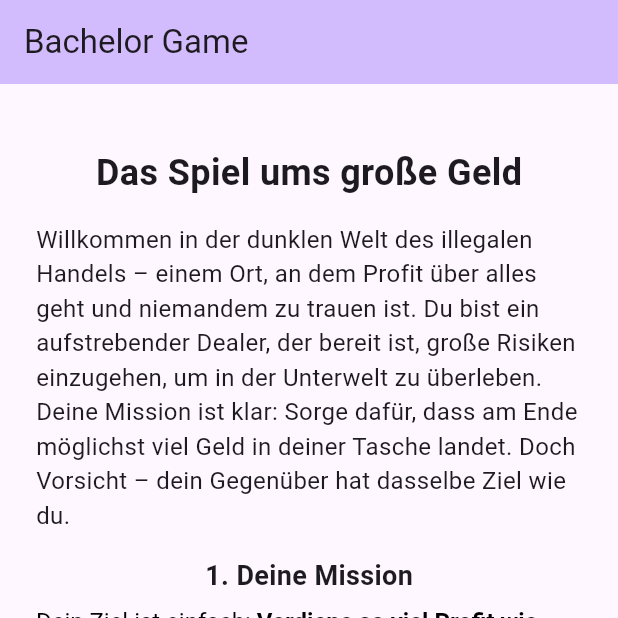
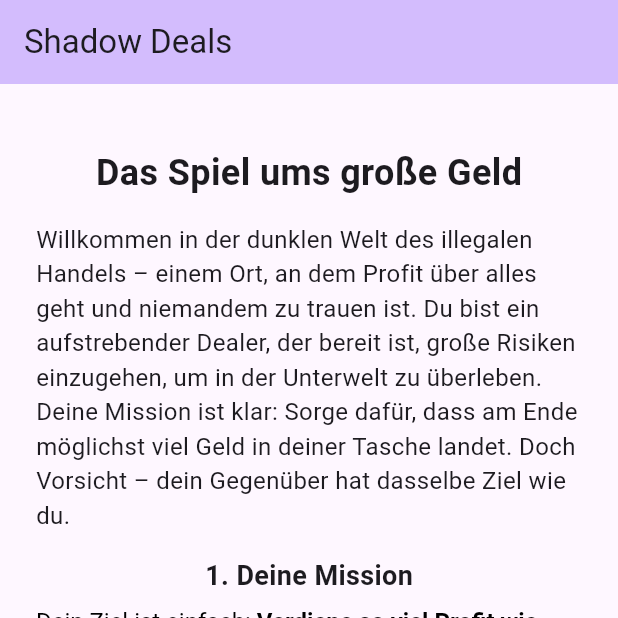
Before and after one commit to Mo92/unigame, a Flutter app: the screen it shows after launch, on a phone screen of 412 x 824 dp, the top half of it. Run offline on Flutter 3.47's test engine with Material 3 defaults, Android fonts, the phone set to English and light mode, and no system bars; our stand-ins replace equatable, flutter_bloc.

Commit message:
GO PRODDDDDD

```diff
--- a/lib/logic/game/game_event.dart
+++ b/lib/logic/game/game_event.dart
@@ -1,6 +1,6 @@
 import 'package:equatable/equatable.dart';
-import 'package:unigame/logic/game/models/post_questions_model.dart';
-import 'package:unigame/logic/game/models/profile_model.dart';
+import 'package:shadow_deals/logic/game/models/post_questions_model.dart';
+import 'package:shadow_deals/logic/game/models/profile_model.dart';
 
 abstract class GameEvent extends Equatable {
   @override
--- a/lib/logic/game/game_state.dart
+++ b/lib/logic/game/game_state.dart
@@ -1,8 +1,8 @@
 // ignore_for_file: public_member_api_docs, sort_constructors_first
 import 'package:equatable/equatable.dart';
-import 'package:unigame/logic/game/models/post_questions_model.dart';
+import 'package:shadow_deals/logic/game/models/post_questions_model.dart';
 
-import 'package:unigame/logic/game/models/profile_model.dart';
+import 'package:shadow_deals/logic/game/models/profile_model.dart';
 
 abstract class GameState extends Equatable {
   @override
--- a/lib/main.dart
+++ b/lib/main.dart
@@ -1,20 +1,20 @@
 import 'package:flutter/material.dart';
 import 'package:flutter_bloc/flutter_bloc.dart';
-import 'package:unigame/core/app_bloc_observer.dart';
-import 'package:unigame/pages/landing_page.dart';
+import 'package:shadow_deals/core/app_bloc_observer.dart';
+import 'package:shadow_deals/pages/landing_page.dart';
 
 void main() {
   Bloc.observer = AppBlocObserver();
-  runApp(const UniGame());
+  runApp(const ShadowDeals());
 }
 
-class UniGame extends StatelessWidget {
-  const UniGame({super.key});
+class ShadowDeals extends StatelessWidget {
+  const ShadowDeals({super.key});
 
   @override
   Widget build(BuildContext context) {
     return MaterialApp(
-      title: 'Uni Game ZDS',
+      title: 'Shadow Deals',
       theme: ThemeData(
         colorScheme: ColorScheme.fromSeed(seedColor: Colors.deepPurple),
         useMaterial3: true,
--- a/lib/pages/game/bullet_point.dart
+++ b/lib/pages/game/bullet_point.dart
@@ -1,8 +1,9 @@
 import 'package:flutter/material.dart';
 
 class BulletPoint extends StatelessWidget {
+  const BulletPoint({super.key, required this.text});
+
   final String text;
-  BulletPoint({required this.text});
 
   @override
   Widget build(BuildContext context) {
--- a/lib/pages/game/game_page.dart
+++ b/lib/pages/game/game_page.dart
@@ -1,12 +1,12 @@
 import 'package:flutter/material.dart';
 import 'package:flutter/scheduler.dart';
 import 'package:flutter_bloc/flutter_bloc.dart';
-import 'package:unigame/logic/game/game_bloc.dart';
-import 'package:unigame/logic/game/game_event.dart';
-import 'package:unigame/logic/game/game_state.dart';
-import 'package:unigame/pages/game/animated_button_row.dart';
-import 'package:unigame/pages/game/post_game_dialog.dart';
-import 'package:unigame/pages/game/profile_dialog.dart';
+import 'package:shadow_deals/logic/game/game_bloc.dart';
+import 'package:shadow_deals/logic/game/game_event.dart';
+import 'package:shadow_deals/logic/game/game_state.dart';
+import 'package:shadow_deals/pages/game/animated_button_row.dart';
+import 'package:shadow_deals/pages/game/post_game_dialog.dart';
+import 'package:shadow_deals/pages/game/profile_dialog.dart';
 
 class GamePage extends StatelessWidget {
   const GamePage({super.key});
@@ -15,13 +15,14 @@ class GamePage extends StatelessWidget {
     if ((state.prevCpuChoice != null && state.prevCpuChoice != null) &&
         (state.prevScores != null && state.prevScores!.isNotEmpty) &&
         !state.isLoading &&
-        state.hasGameEnded) {
+        state.postQuestions == null) {
       SchedulerBinding.instance.addPostFrameCallback(
         (_) {
           showDialog(
             context: context,
             builder: (innerContext) {
               Future.delayed(Duration(milliseconds: 2000), () {
+                // ignore: use_build_context_synchronously
                 if (Navigator.canPop(context)) Navigator.of(context).pop(true);
               });
               return AlertDialog(
@@ -84,13 +85,12 @@ class GamePage extends StatelessWidget {
         children: [
           SizedBox(height: 42),
           Text(
-            'Willkommen zum Bachelor Game!',
+            'Willkommen in der Unterwelt!',
             style: Theme.of(context).textTheme.headlineMedium,
           ),
           Text(
             '''Hier geht es um Deals, Täuschung und das richtige Timing.
 Kannst du das Spiel meistern und als Gewinner hervorgehen, oder wirst du zum Opfer eines Betrugs, der dich alles kostet?
-
 ''',
             style: Theme.of(context).textTheme.bodyMedium,
             textAlign: TextAlign.center,
@@ -222,7 +222,7 @@ Kannst du das Spiel meistern und als Gewinner hervorgehen, oder wirst du zum Opf
   Widget build(BuildContext context) => Scaffold(
         appBar: AppBar(
           backgroundColor: Theme.of(context).colorScheme.inversePrimary,
-          title: const Text('Bachelor Game'),
+          title: const Text('Shadow Deals'),
         ),
         body: BlocBuilder<GameBloc, GameState>(
           builder: (context, state) {
--- a/lib/pages/landing_page.dart
+++ b/lib/pages/landing_page.dart
@@ -1,8 +1,8 @@
 import 'package:flutter/material.dart';
 import 'package:flutter_bloc/flutter_bloc.dart';
-import 'package:unigame/logic/game/game_bloc.dart';
-import 'package:unigame/pages/game/bullet_point.dart';
-import 'package:unigame/pages/game/game_page.dart';
+import 'package:shadow_deals/logic/game/game_bloc.dart';
+import 'package:shadow_deals/pages/game/bullet_point.dart';
+import 'package:shadow_deals/pages/game/game_page.dart';
 
 class LandingPage extends StatelessWidget {
   const LandingPage({super.key});
@@ -158,7 +158,7 @@ class LandingPage extends StatelessWidget {
     return Scaffold(
       appBar: AppBar(
         backgroundColor: Theme.of(context).colorScheme.inversePrimary,
-        title: const Text('Bachelor Game'),
+        title: const Text('Shadow Deals'),
       ),
       body: _buildBody(context),
     );
--- a/pubspec.yaml
+++ b/pubspec.yaml
@@ -1,5 +1,5 @@
-name: unigame
-description: "A new Flutter project."
+name: shadow_deals
+description: "Erlebe ein strategisches Spielerlebnis, bei dem Entscheidungen über Profit und Verlust bestimmen. Schließe Deals, handle geschickt und finde deinen Weg in der Unterwelt. Jede Runde birgt neue Chancen – die Wahl liegt bei dir."
 publish_to: "none"
 version: 1.0.0+1
 
```
Also changed, not shown: lib/core/app_bloc_observer.dart (+7 -7 lines), lib/logic/game/game_bloc.dart (+4 -9 lines), lib/pages/game/post_game_dialog.dart (+4 -4 lines), lib/pages/game/profile_dialog.dart (+4 -4 lines), 13 other files.
